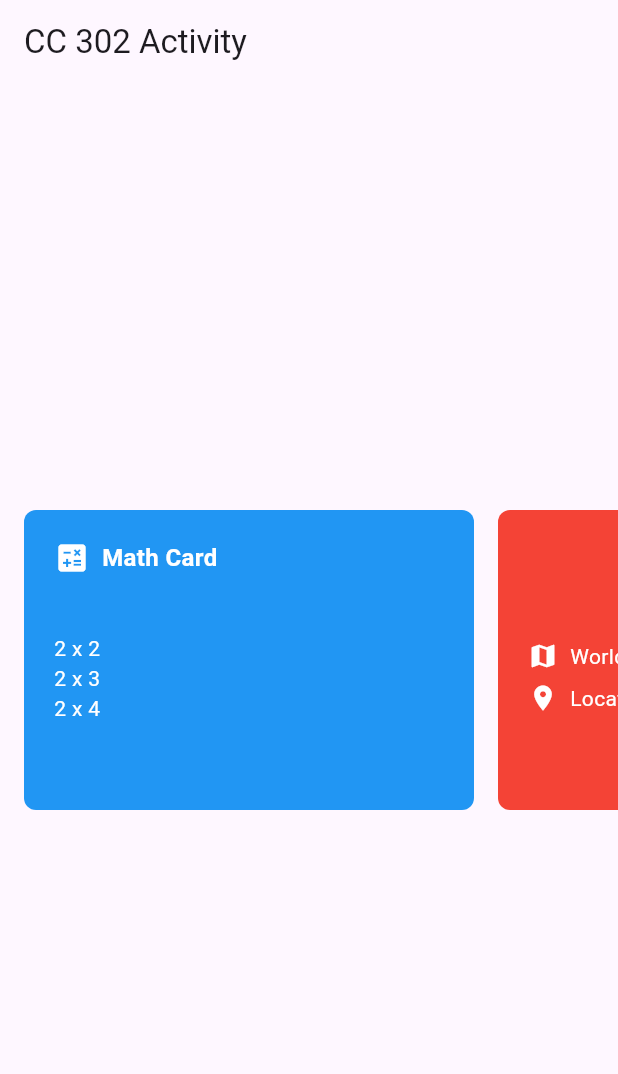
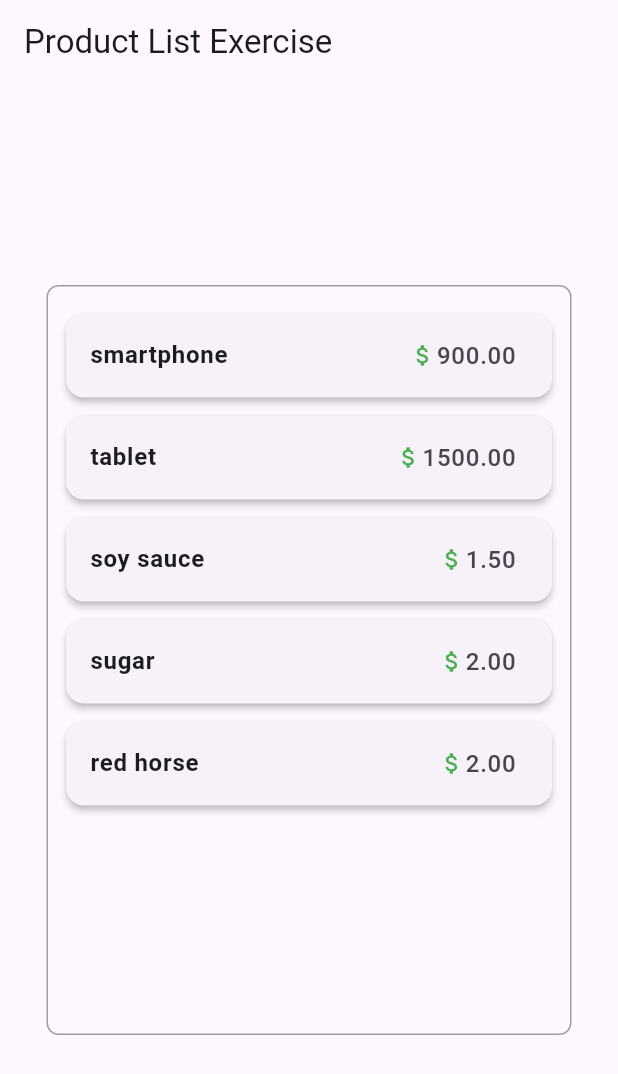
Before and after one commit to Chr1s-Bat/CC302Activity, a Flutter app: the screen it shows after launch, on a phone screen of 412 x 824 dp. Shown: the top 1074 px of the screen. Run offline on Flutter 3.47's test engine with Material 3 defaults, Android fonts, the phone set to English and light mode, and no system bars.

Commit message:
first commit

```diff
--- a/lib/main.dart
+++ b/lib/main.dart
@@ -10,144 +10,68 @@ class MyApp extends StatelessWidget {
   @override
   Widget build(BuildContext context) {
     return MaterialApp(
-      debugShowCheckedModeBanner: false,
-      home: Scaffold(
-        appBar: AppBar(
-          title: const Text('CC 302 Activity'),
-        ),
-        body: const Center(
-          child: SingleChildScrollView(
-            scrollDirection: Axis.horizontal,
-            child: Padding(
-              padding: EdgeInsets.all(16.0),
-              child: Row(
-                children: [
-                  // First Container: Math Card
-                  MathCardWidget(),
-                  SizedBox(width: 16),
-                  // Second Container: Geography Card
-                  GeographyCardWidget(),
-                ],
-              ),
-            ),
+      title: 'Product List App',
+      theme: ThemeData(
+        primarySwatch: Colors.blue,
+      ),
+      home: ProductListScreen(),
+    );
+  }
+}
+
+class ProductListScreen extends StatelessWidget {
+  // Product data with custom prices
+  final List<Map<String, dynamic>> products = [
+    {'name': 'smartphone', 'price': 900.00},
+    {'name': 'tablet', 'price': 1500.00},
+    {'name': 'soy sauce', 'price': 1.50},
+    {'name': 'sugar', 'price': 2.00},
+    {'name': 'red horse', 'price': 2.00},
+  ];
+
+  @override
+  Widget build(BuildContext context) {
+    return Scaffold(
+      appBar: AppBar(title: Text('Product List Exercise')),
+      body: Center(
+        // Outer Container
+        child: Container(
+          width: 350,
+          height: 500,
+          padding: EdgeInsets.all(12.0),
+          decoration: BoxDecoration(
+            border: Border.all(color: Colors.grey),
+            borderRadius: BorderRadius.circular(8.0),
+          ),
+          // ListView inside the Container
+          child: ListView.builder(
+            itemCount: products.length,
+            itemBuilder: (context, index) {
+              final product = products[index];
+              return Card(
+                elevation: 2.0,
+                margin: EdgeInsets.symmetric(vertical: 6.0),
+                child: ListTile(
+                  title: Text(
+                    product['name'],
+                    style: TextStyle(fontWeight: FontWeight.bold),
+                  ),
+                  trailing: Row(
+                    mainAxisSize: MainAxisSize.min,
+                    children: [
+                      Icon(Icons.attach_money, size: 18, color: Colors.green),
+                      Text(
+                        '${product['price'].toStringAsFixed(2)}',
+                        style: TextStyle(fontSize: 16),
+                      ),
+                    ],
+                  ),
+                ),
+              );
+            },
           ),
         ),
       ),
     );
   }
 }
-
-/// Left Container: Math Card
-class MathCardWidget extends StatelessWidget {
-  const MathCardWidget({super.key});
-
-  @override
-  Widget build(BuildContext context) {
-    return Container(
-      width: 300,
-      height: 200,
-      padding: const EdgeInsets.all(20),
-      decoration: BoxDecoration(
-        color: Colors.blue, // Blue color specified on whiteboard
-        borderRadius: BorderRadius.circular(8),
-      ),
-      child: Column(
-        crossAxisAlignment: CrossAxisAlignment.start,
-        children: [
-          // Header row with Calculator Icon and Bold White Text
-          const Row(
-            children: [
-              Icon(Icons.calculate, color: Colors.white, size: 24), // Calculator Icon
-              SizedBox(width: 8),
-              Text(
-                'Math Card',
-                style: TextStyle(
-                  color: Colors.white,
-                  fontWeight: FontWeight.bold,
-                  fontSize: 16,
-                ),
-              ),
-            ],
-          ),
-          const Spacer(),
-          // Equations in Column
-          const Column(
-            crossAxisAlignment: CrossAxisAlignment.start,
-            children: [
-              Text('2 x 2', style: TextStyle(color: Colors.white, fontSize: 14)),
-              Text('2 x 3', style: TextStyle(color: Colors.white, fontSize: 14)),
-              Text('2 x 4', style: TextStyle(color: Colors.white, fontSize: 14)),
-            ],
-          ),
-          const Spacer(),
-        ],
-      ),
-    );
-  }
-}
-
-/// Right Container: Geography Card
-class GeographyCardWidget extends StatelessWidget {
-  const GeographyCardWidget({super.key});
-
-  @override
-  Widget softwareApp(BuildContext context) => throw UnimplementedError();
-
-  @override
-  Widget build(BuildContext context) {
-    return Container(
-      width: 300,
-      height: 200,
-      padding: const EdgeInsets.all(20),
-      decoration: BoxDecoration(
-        color: Colors.red, // Red color specified on whiteboard
-        borderRadius: BorderRadius.circular(8),
-      ),
-      child: Column(
-        crossAxisAlignment: CrossAxisAlignment.start,
-        children: [
-          // Header row with centered text concept
-          const Center(
-            child: Text(
-              'Geography Card',
-              style: TextStyle(
-                color: Colors.white, // White text color specified
-                fontWeight: FontWeight.bold,
-                fontSize: 16,
-              ),
-            ),
-          ),
-          const Spacer(),
-          // World Map (with Map Icon/Logo) and Location (with Location Icon) in Column
-          Column(
-            crossAxisAlignment: CrossAxisAlignment.start, // crossAxisAlignment.start as noted
-            children: [
-              Row(
-                children: const [
-                  Icon(Icons.map, color: Colors.white, size: 20), // Map Logo/Icon
-                  SizedBox(width: 8),
-                  Text(
-                    'World Map',
-                    style: TextStyle(color: Colors.white, fontSize: 14),
-                  ),
-                ],
-              ),
-              const SizedBox(height: 8),
-              Row(
-                children: const [
-                  Icon(Icons.location_on, color: Colors.white, size: 20), // Location Icon/Logo
-                  SizedBox(width: 8),
-                  Text(
-                    'Location',
-                    style: TextStyle(color: Colors.white, fontSize: 14),
-                  ),
-                ],
-              ),
-            ],
-          ),
-          const Spacer(),
-        ],
-      ),
-    );
-  }
-}
```
